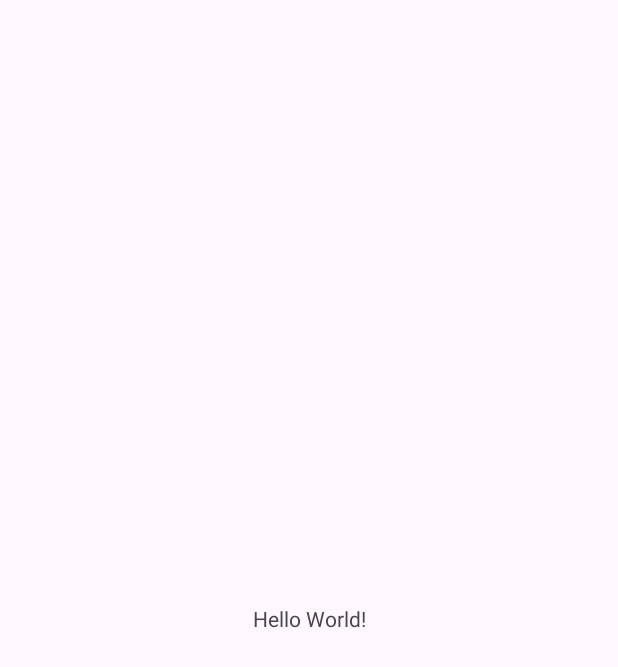
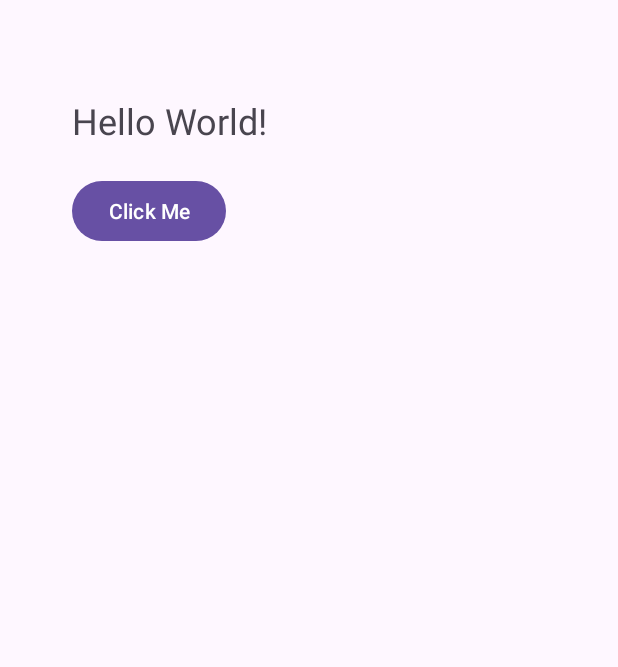
Before and after one commit to NikoDarchia-blck/MyApplication2, an Android app: the screen it shows after launch (MainActivity), on a phone screen of 412 x 824 dp. Before the commit the part shown is almost empty. Shown: the top 667 px of the screen. Run offline under Robolectric (Android 15) with nearby library versions, the phone set to English and light mode, and no system bars.

Commit message:
feat: button changes TextView text

```diff
--- a/app/src/main/java/com/example/myapplication/MainActivity.kt
+++ b/app/src/main/java/com/example/myapplication/MainActivity.kt
@@ -1,20 +1,22 @@
 package com.example.myapplication
 
+import androidx.appcompat.app.AppCompatActivity
 import android.os.Bundle
-import androidx.activity.enableEdgeToEdge
-import androidx.appcompat.app.AppCompatActivity
-import androidx.core.view.ViewCompat
-import androidx.core.view.WindowInsetsCompat
+import android.widget.Button
+import android.widget.TextView
 
 class MainActivity : AppCompatActivity() {
     override fun onCreate(savedInstanceState: Bundle?) {
         super.onCreate(savedInstanceState)
-        enableEdgeToEdge()
         setContentView(R.layout.activity_main)
-        ViewCompat.setOnApplyWindowInsetsListener(findViewById(R.id.main)) { v, insets ->
-            val systemBars = insets.getInsets(WindowInsetsCompat.Type.systemBars())
-            v.setPadding(systemBars.left, systemBars.top, systemBars.right, systemBars.bottom)
-            insets
+
+        // Find the TextView and Button from the layout
+        val textView = findViewById<TextView>(R.id.textView)
+        val button = findViewById<Button>(R.id.button)
+
+        // Button click updates the TextView text
+        button.setOnClickListener {
+            textView.text = "Hello from the Button!"
         }
     }
 }
--- a/app/src/main/res/layout/activity_main.xml
+++ b/app/src/main/res/layout/activity_main.xml
@@ -1,19 +1,28 @@
 <?xml version="1.0" encoding="utf-8"?>
-<androidx.constraintlayout.widget.ConstraintLayout xmlns:android="http://schemas.android.com/apk/res/android"
+<androidx.constraintlayout.widget.ConstraintLayout
+    xmlns:android="http://schemas.android.com/apk/res/android"
     xmlns:app="http://schemas.android.com/apk/res-auto"
-    xmlns:tools="http://schemas.android.com/tools"
-    android:id="@+id/main"
     android:layout_width="match_parent"
     android:layout_height="match_parent"
-    tools:context=".MainActivity">
+    android:padding="24dp">
 
     <TextView
+        android:id="@+id/textView"
         android:layout_width="wrap_content"
         android:layout_height="wrap_content"
         android:text="Hello World!"
-        app:layout_constraintBottom_toBottomOf="parent"
-        app:layout_constraintEnd_toEndOf="parent"
+        android:textSize="24sp"
+        app:layout_constraintTop_toTopOf="parent"
         app:layout_constraintStart_toStartOf="parent"
-        app:layout_constraintTop_toTopOf="parent" />
+        android:layout_marginTop="40dp"
+        android:layout_marginStart="24dp" />
 
+    <Button
+        android:id="@+id/button"
+        android:layout_width="wrap_content"
+        android:layout_height="wrap_content"
+        android:text="Click Me"
+        app:layout_constraintTop_toBottomOf="@id/textView"
+        app:layout_constraintStart_toStartOf="@id/textView"
+        android:layout_marginTop="20dp" />
 </androidx.constraintlayout.widget.ConstraintLayout>
```
